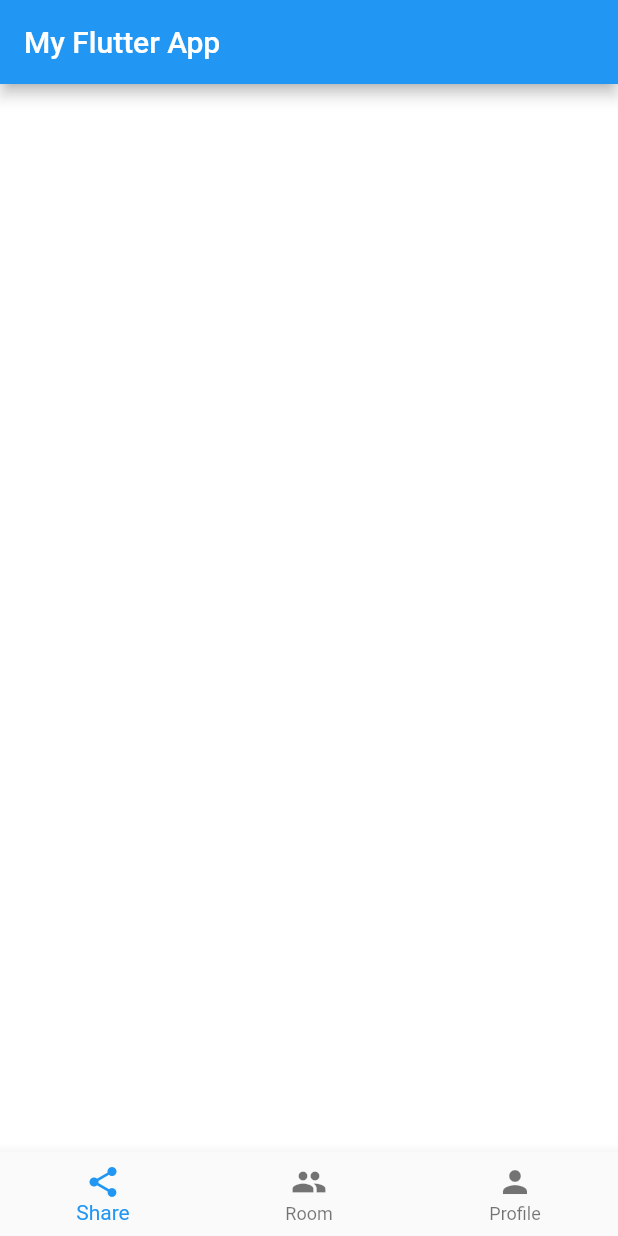
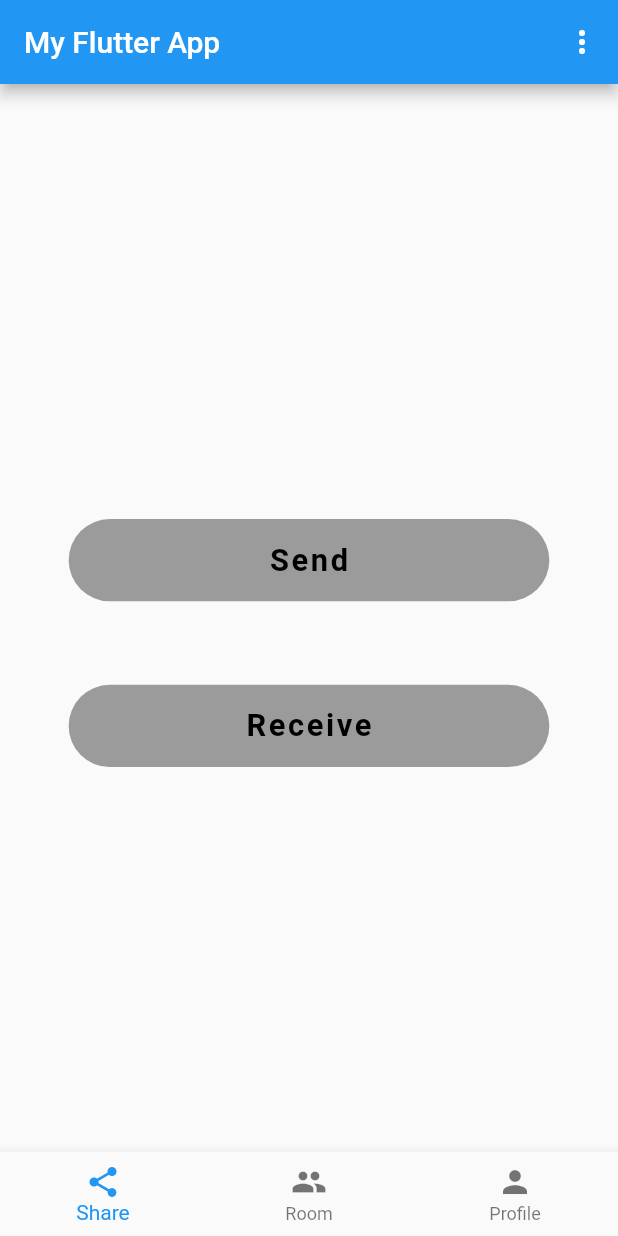
Before and after one commit to iamsh4shank/Share-App, a Flutter app: the screen it shows after launch, on a phone screen of 412 x 824 dp. Run offline on Flutter 3.47's test engine with Material 2 defaults, Android fonts, the phone set to English and light mode, and no system bars; Roboto replaces fonts that are missing (OpenSans).

Commit message:
basic UI

```diff
--- a/handover/lib/screens/home.dart
+++ b/handover/lib/screens/home.dart
@@ -1,4 +1,5 @@
 import 'package:flutter/material.dart';
+import 'package:handover/screens/share/sharing.dart';
 import 'placeholderWidget.dart';
 
 class Home extends StatefulWidget {
@@ -11,15 +12,37 @@ class Home extends StatefulWidget {
 class _HomeState extends State<Home> {
   int _currentIndex = 0;
   final List<Widget> _children = [
-    PlaceholderWidget(Colors.white),
+    Sharing(),
     PlaceholderWidget(Colors.deepOrange),
     PlaceholderWidget(Colors.green)
   ];
+
+  void _select(Choice choice) {
+    Choice _selectedChoice = choices[0]; // The app's "state".
+    // Causes the app to rebuild with the new _selectedChoice.
+    setState(() {
+      _selectedChoice = choice;
+    });
+  }
+
   @override
   Widget build(BuildContext context) {
     return Scaffold(
       appBar: AppBar(
         title: Text('My Flutter App'),
+          actions: <Widget>[
+            PopupMenuButton<Choice>(
+              onSelected: _select,
+              itemBuilder: (BuildContext context) {
+                return choices.skip(0).map((Choice choice) {
+                  return PopupMenuItem<Choice>(
+                    value: choice,
+                    child: Text(choice.title),
+                  );
+                }).toList();
+              },
+            ),
+          ],
       ),
       body: _children[_currentIndex], // new
       bottomNavigationBar: BottomNavigationBar(
@@ -48,4 +71,16 @@ class _HomeState extends State<Home> {
       _currentIndex = index;
     });
   }
+
 }
+
+class Choice {
+  const Choice({this.title});
+  final String title;
+}
+
+const List<Choice> choices = const <Choice>[
+  const Choice(title: 'Connect to PC'),
+  const Choice(title: 'Scan to connect'),
+  const Choice(title: 'Invite'),
+];
--- /dev/null
+++ b/handover/lib/screens/share/sharing.dart
@@ -0,0 +1,92 @@
+import 'package:flutter/material.dart';
+import 'package:flutter/rendering.dart';
+import 'package:flutter/services.dart';
+import 'package:handover/utils/sizeconfig.dart';
+
+class Sharing extends StatelessWidget {
+  @override
+  Widget build(BuildContext context) {
+    SizeConfig().init(context);
+    return Scaffold(
+      body: AnnotatedRegion<SystemUiOverlayStyle>(
+        value: SystemUiOverlayStyle.light,
+        child: GestureDetector(
+          onTap: () => FocusScope.of(context).unfocus(),
+          child: Stack(
+            children: <Widget>[
+              Container(
+                padding: EdgeInsets.symmetric(
+                  horizontal: SizeConfig.widthFactor * 40.0,
+                ),
+                height: double.infinity,
+                child: Column(
+                  mainAxisAlignment: MainAxisAlignment.center,
+                  children: <Widget>[
+                    SizedBox(
+                      height: SizeConfig.heightFactor * 30,
+                    ),
+                    _buildSendBtn(),
+                    _buildReceiveBtn()
+                  ],
+                ),
+              ),
+            ],
+          ),
+        ),
+      ),
+      resizeToAvoidBottomPadding: false,
+    );
+  }
+
+
+  Widget _buildSendBtn() {
+    return Container(
+        padding: EdgeInsets.symmetric(vertical: SizeConfig.heightFactor * 25.0),
+        width: double.infinity,
+        child: RaisedButton(
+          elevation: SizeConfig.widthFactor * 5.0,
+          padding: EdgeInsets.all(SizeConfig.aspectRation * 15.0),
+          shape: RoundedRectangleBorder(
+            borderRadius: BorderRadius.circular(SizeConfig.aspectRation * 30.0),
+          ),
+          color: Colors.amber,
+          child: Text(
+            'Send',
+            style: TextStyle(
+              color: Colors.black,
+              letterSpacing: SizeConfig.widthFactor * 1.5,
+              fontSize: SizeConfig.widthFactor * 18.0,
+              fontWeight: FontWeight.bold,
+              fontFamily: 'OpenSans',
+            ),
+          ),
+          onPressed: null,
+        ));
+  }
+
+  Widget _buildReceiveBtn() {
+    return Container(
+        padding: EdgeInsets.symmetric(vertical: SizeConfig.heightFactor * 25.0),
+        width: double.infinity,
+        child: RaisedButton(
+          elevation: SizeConfig.widthFactor * 5.0,
+          padding: EdgeInsets.all(SizeConfig.aspectRation * 15.0),
+          shape: RoundedRectangleBorder(
+            borderRadius: BorderRadius.circular(SizeConfig.aspectRation * 30.0),
+          ),
+          color: Colors.amber,
+          child: Text(
+            'Receive',
+            style: TextStyle(
+              color: Colors.black,
+              letterSpacing: SizeConfig.widthFactor * 1.5,
+              fontSize: SizeConfig.widthFactor * 18.0,
+              fontWeight: FontWeight.bold,
+              fontFamily: 'OpenSans',
+            ),
+          ),
+          onPressed: null,
+        ));
+  }
+
+}
--- /dev/null
+++ b/handover/lib/utils/sizeconfig.dart
@@ -0,0 +1,25 @@
+import 'package:flutter/widgets.dart';
+
+class SizeConfig {
+  static MediaQueryData _mediaQueryData;
+  static double screenWidth;
+  static double screenHeight;
+  double _safeAreaHorizontal;
+  double _safeAreaVertical;
+  static double widthFactor;
+  static double heightFactor;
+  static double aspectRation;
+
+  void init(BuildContext context) {
+    _mediaQueryData = MediaQuery.of(context);
+    screenWidth = _mediaQueryData.size.width;
+    screenHeight = _mediaQueryData.size.height;
+    _safeAreaHorizontal =
+        _mediaQueryData.padding.left + _mediaQueryData.padding.right;
+    _safeAreaVertical =
+        _mediaQueryData.padding.top + _mediaQueryData.padding.bottom;
+    widthFactor = (screenWidth - _safeAreaHorizontal) / 360;
+    heightFactor = (screenHeight - _safeAreaVertical) / 740;
+    aspectRation = widthFactor / heightFactor;
+  }
+}
```
